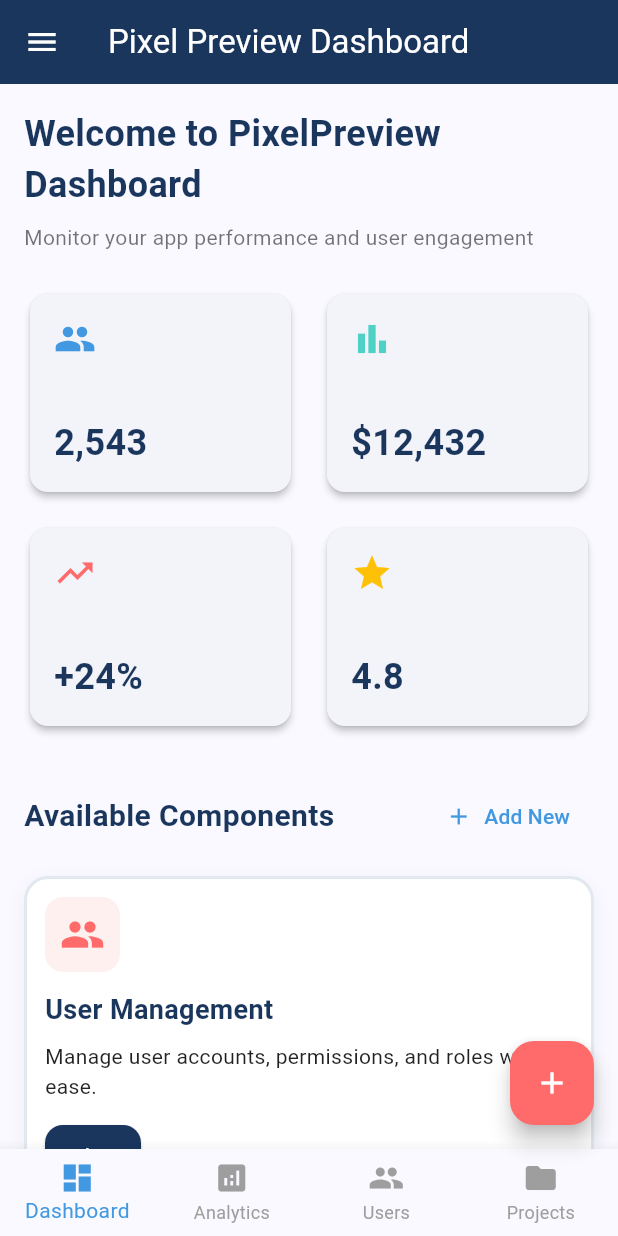
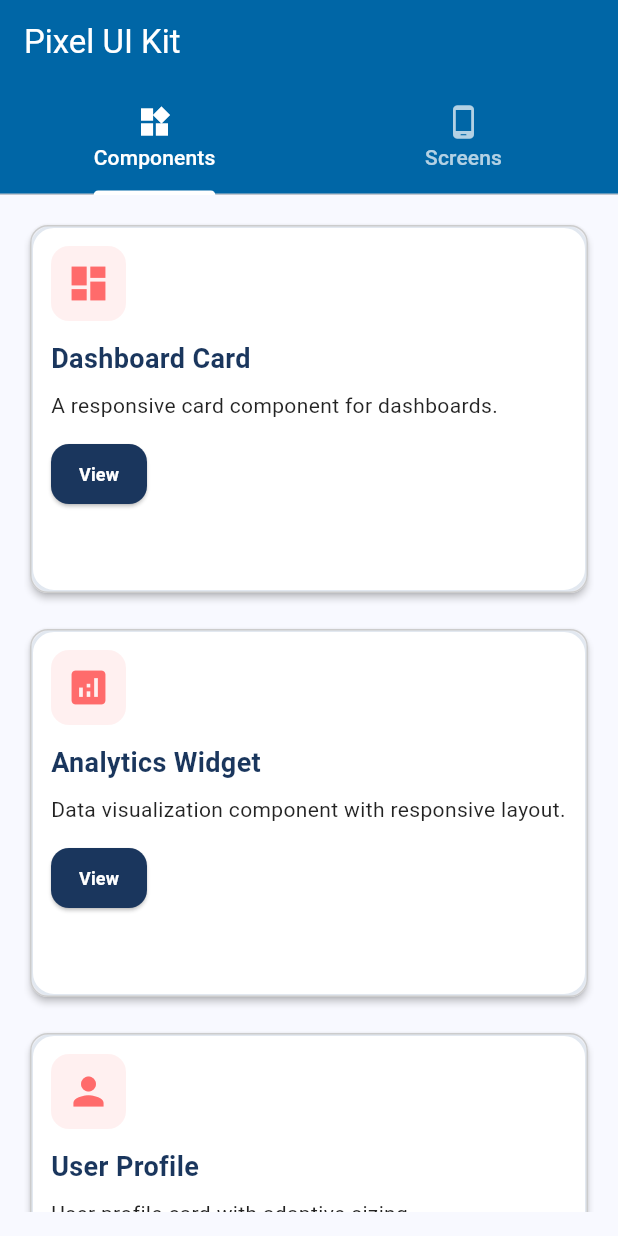
Before and after one commit to samyakkkk/pixel_preview, a Flutter app: the screen it shows after launch, on a phone screen of 412 x 824 dp. Run offline on Flutter 3.47's test engine with Material 3 defaults, Android fonts, the phone set to English and light mode, and no system bars.

Commit message:
(feat): introducing pixelapp

```diff
--- a/example/lib/main.dart
+++ b/example/lib/main.dart
@@ -1,7 +1,7 @@
 import 'package:example/component.dart';
 import 'package:example/screen.dart.dart';
 import 'package:flutter/material.dart';
-import 'package:pixel_preview/preview_widget.dart';
+import 'package:pixel_preview/pixel_preview.dart';
 
 void main() {
   runApp(const MyApp());
@@ -28,21 +28,52 @@ class _MyAppState extends State<MyApp> {
         useMaterial3: true,
       ),
       home: Scaffold(
-        body:
-            component
-                ? PixelPreview(
+        body: PixelApp(
+          title: 'Pixel UI Kit',
+          components: [
+            // Component 1
+            PixelPreview(
               kind: PixelKind.component,
               child: ResponsiveAppComponent(
-                    title: 'Pixel Preview Demo',
-                    description:
-                        'A responsive component that adapts to various constraint sizes.',
+                title: 'Dashboard Card',
+                description: 'A responsive card component for dashboards.',
                 icon: Icons.dashboard,
                 onTap: () {},
               ),
-                )
-                : PixelPreview(
+            ),
+            // Component 2
+            PixelPreview(
+              kind: PixelKind.component,
+              child: ResponsiveAppComponent(
+                title: 'Analytics Widget',
+                description: 'Data visualization component with responsive layout.',
+                icon: Icons.analytics,
+                onTap: () {},
+              ),
+            ),
+            // Component 3
+            PixelPreview(
+              kind: PixelKind.component,
+              child: ResponsiveAppComponent(
+                title: 'User Profile',
+                description: 'User profile card with adaptive sizing.',
+                icon: Icons.person,
+                onTap: () {},
+              ),
+            ),
+          ],
+          screens: [
+            // Screen 1
+            PixelPreview(
               kind: PixelKind.screen,
-                  child: ResponsiveScreen(title: "Pixel Preview Dashboard"),
+              child: ResponsiveScreen(title: "Dashboard"),
+            ),
+            // Screen 2
+            PixelPreview(
+              kind: PixelKind.screen,
+              child: ResponsiveScreen(title: "Analytics"),
+            ),
+          ],
         ),
       ),
     );
--- /dev/null
+++ b/lib/pixel_app.dart
@@ -0,0 +1,271 @@
+import 'package:flutter/material.dart';
+import 'package:pixel_preview/preview_widget.dart';
+import 'package:pixel_preview/pixel_theme.dart';
+
+/// A widget that displays a collection of PixelPreview components and screens in a grid layout.
+///
+/// This widget provides a tabbed interface to separate components and screens,
+/// and displays them in a responsive grid layout optimized for larger landscape screens.
+///
+/// Note: The widgets provided to this class should already be wrapped in PixelPreview widgets.
+class PixelApp extends StatefulWidget {
+  /// List of components (already wrapped in PixelPreview) to display in the Components tab
+  final List<Widget> components;
+
+  /// List of screens (already wrapped in PixelPreview) to display in the Screens tab
+  final List<Widget> screens;
+
+  /// Optional title for the app
+  final String title;
+
+  /// Optional custom theme for the app
+  final ThemeData? theme;
+
+  /// Optional spacing between grid items
+  final double gridSpacing;
+
+  /// Optional number of columns for the grid on large screens
+  final int largeScreenColumns;
+
+  /// Optional number of columns for the grid on medium screens
+  final int mediumScreenColumns;
+
+  /// Optional number of columns for the grid on small screens
+  final int smallScreenColumns;
+
+  const PixelApp({
+    super.key,
+    required this.components,
+    required this.screens,
+    this.title = 'Pixel Preview',
+    this.theme,
+    this.gridSpacing = 16.0,
+    this.largeScreenColumns = 3,
+    this.mediumScreenColumns = 2,
+    this.smallScreenColumns = 1,
+  });
+
+  @override
+  State<PixelApp> createState() => _PixelAppState();
+}
+
+class _PixelAppState extends State<PixelApp> with SingleTickerProviderStateMixin {
+  late TabController _tabController;
+
+  @override
+  void initState() {
+    super.initState();
+    _tabController = TabController(length: 2, vsync: this);
+  }
+
+  @override
+  void dispose() {
+    _tabController.dispose();
+    super.dispose();
+  }
+
+  @override
+  Widget build(BuildContext context) {
+    final theme = widget.theme ?? ThemeData(
+      colorScheme: ColorScheme.fromSeed(seedColor: PixelTheme.primaryBlue),
+      useMaterial3: true,
+    );
+
+    return MaterialApp(
+      title: widget.title,
+      theme: theme,
+      debugShowCheckedModeBanner: false,
+      home: Scaffold(
+        appBar: AppBar(
+          title: Text(widget.title),
+          backgroundColor: PixelTheme.primaryBlue,
+          foregroundColor: Colors.white,
+          bottom: TabBar(
+            controller: _tabController,
+            tabs: const [
+              Tab(text: 'Components', icon: Icon(Icons.widgets)),
+              Tab(text: 'Screens', icon: Icon(Icons.phone_android)),
+            ],
+            labelColor: Colors.white,
+            unselectedLabelColor: Colors.white70,
+            indicatorColor: Colors.white,
+          ),
+        ),
+        body: TabBarView(
+          controller: _tabController,
+          children: [
+            _buildGridView(widget.components, PixelKind.component),
+            _buildGridView(widget.screens, PixelKind.screen),
+          ],
+        ),
+      ),
+    );
+  }
+
+  Widget _buildGridView(List<Widget> items, PixelKind kind) {
+    return LayoutBuilder(
+      builder: (context, constraints) {
+        // Determine the number of columns based on screen width
+        int columns = widget.smallScreenColumns;
+        if (constraints.maxWidth >= 1200) {
+          columns = widget.largeScreenColumns;
+        } else if (constraints.maxWidth >= 800) {
+          columns = widget.mediumScreenColumns;
+        }
+
+        // Calculate appropriate aspect ratio based on screen width
+        double aspectRatio = kind == PixelKind.component ? 1.5 : 0.6;
+        if (constraints.maxWidth >= 1200) {
+          // Adjust aspect ratio for larger screens
+          aspectRatio = kind == PixelKind.component ? 1.8 : 0.7;
+        }
+
+        return items.isEmpty
+            ? _buildEmptyState(kind)
+            : Padding(
+                padding: EdgeInsets.all(widget.gridSpacing),
+                child: GridView.builder(
+                  gridDelegate: SliverGridDelegateWithFixedCrossAxisCount(
+                    crossAxisCount: columns,
+                    crossAxisSpacing: widget.gridSpacing,
+                    mainAxisSpacing: widget.gridSpacing,
+                    childAspectRatio: aspectRatio, // Different aspect ratios for components vs screens
+                  ),
+                  itemCount: items.length,
+                  itemBuilder: (context, index) {
+                    return _buildGridItem(items[index], kind);
+                  },
+                ),
+              );
+      },
+    );
+  }
+
+  Widget _buildGridItem(Widget child, PixelKind kind) {
+    return Card(
+      elevation: 2,
+      shape: RoundedRectangleBorder(
+        borderRadius: BorderRadius.circular(12),
+        side: BorderSide(color: PixelTheme.lightGray, width: 1),
+      ),
+      child: ClipRRect(
+        borderRadius: BorderRadius.circular(12),
+        child: child, // Child is already wrapped in PixelPreview
+      ),
+    );
+  }
+
+  Widget _buildEmptyState(PixelKind kind) {
+    final String itemType = kind == PixelKind.component ? 'components' : 'screens';
+
+    return Center(
+      child: Column(
+        mainAxisAlignment: MainAxisAlignment.center,
+        children: [
+          Icon(
+            kind == PixelKind.component ? Icons.widgets_outlined : Icons.phone_android_outlined,
+            size: 64,
+            color: PixelTheme.secondaryText,
+          ),
+          const SizedBox(height: 16),
+          Text(
+            'No $itemType added yet',
+            style: TextStyle(
+              fontSize: 20,
+              fontWeight: FontWeight.bold,
+              color: PixelTheme.primaryText,
+            ),
+          ),
+          const SizedBox(height: 8),
+          Text(
+            'Add $itemType to see them displayed here',
+            style: TextStyle(
+              fontSize: 16,
+              color: PixelTheme.secondaryText,
+            ),
+          ),
+        ],
+      ),
+    );
+  }
+}
+
+/// A helper class to create a PixelApp with a builder pattern
+class PixelAppBuilder {
+  final List<Widget> _components = [];
+  final List<Widget> _screens = [];
+  String _title = 'Pixel Preview';
+  ThemeData? _theme;
+  double _gridSpacing = 16.0;
+  int _largeScreenColumns = 3;
+  int _mediumScreenColumns = 2;
+  int _smallScreenColumns = 1;
+
+  /// Add a component (already wrapped in PixelPreview) to the Components tab
+  PixelAppBuilder addComponent(Widget component) {
+    _components.add(component);
+    return this;
+  }
+
+  /// Add multiple components (already wrapped in PixelPreview) to the Components tab
+  PixelAppBuilder addComponents(List<Widget> components) {
+    _components.addAll(components);
+    return this;
+  }
+
+  /// Add a screen (already wrapped in PixelPreview) to the Screens tab
+  PixelAppBuilder addScreen(Widget screen) {
+    _screens.add(screen);
+    return this;
+  }
+
+  /// Add multiple screens (already wrapped in PixelPreview) to the Screens tab
+  PixelAppBuilder addScreens(List<Widget> screens) {
+    _screens.addAll(screens);
+    return this;
+  }
+
+  /// Set the title for the app
+  PixelAppBuilder setTitle(String title) {
+    _title = title;
+    return this;
+  }
+
+  /// Set a custom theme for the app
+  PixelAppBuilder setTheme(ThemeData theme) {
+    _theme = theme;
+    return this;
+  }
+
+  /// Set the spacing between grid items
+  PixelAppBuilder setGridSpacing(double spacing) {
+    _gridSpacing = spacing;
+    return this;
+  }
+
+  /// Set the number of columns for different screen sizes
+  PixelAppBuilder setGridColumns({
+    int large = 3,
+    int medium = 2,
+    int small = 1,
+  }) {
+    _largeScreenColumns = large;
+    _mediumScreenColumns = medium;
+    _smallScreenColumns = small;
+    return this;
+  }
+
+  /// Build and return the PixelApp
+  PixelApp build() {
+    return PixelApp(
+      components: _components,
+      screens: _screens,
+      title: _title,
+      theme: _theme,
+      gridSpacing: _gridSpacing,
+      largeScreenColumns: _largeScreenColumns,
+      mediumScreenColumns: _mediumScreenColumns,
+      smallScreenColumns: _smallScreenColumns,
+    );
+  }
+}
--- a/lib/pixel_preview.dart
+++ b/lib/pixel_preview.dart
@@ -1,3 +1,4 @@
 export 'preview_widget.dart';
 export 'pixel_theme.dart';
 export 'frame_widget.dart';
+export 'pixel_app.dart';
--- a/lib/preview_widget.dart
+++ b/lib/preview_widget.dart
@@ -33,7 +33,7 @@ class _PixelPreviewState extends State<PixelPreview> {
   static const double _maxHeight = 2000;
 
   // Sidebar state
-  bool _sidebarExpanded = true;
+  bool _sidebarExpanded = false;
 
   // Orientation state
   bool _isLandscape = false;
```
Also changed, not shown: 1 other file. Lines whose indentation alone changed are shown as unchanged.
